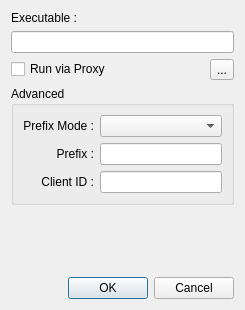
Old version of the form resources/ui/new_executable.ui in the repository Houston4444/RaySession.
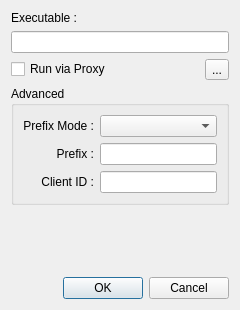
New version of the form. Icons and pictures are not drawn.

Commit message: hide "more options" button when advanced options are displayed in new executable dialog

```diff
--- a/resources/ui/new_executable.ui
+++ b/resources/ui/new_executable.ui
@@ -9,7 +9,7 @@
    <rect>
     <x>0</x>
     <y>0</y>
-    <width>245</width>
+    <width>240</width>
     <height>310</height>
    </rect>
   </property>
```
Left out of the diff: 14 changed lines with no effect on the pictures. The commit also changes 1 other file.
